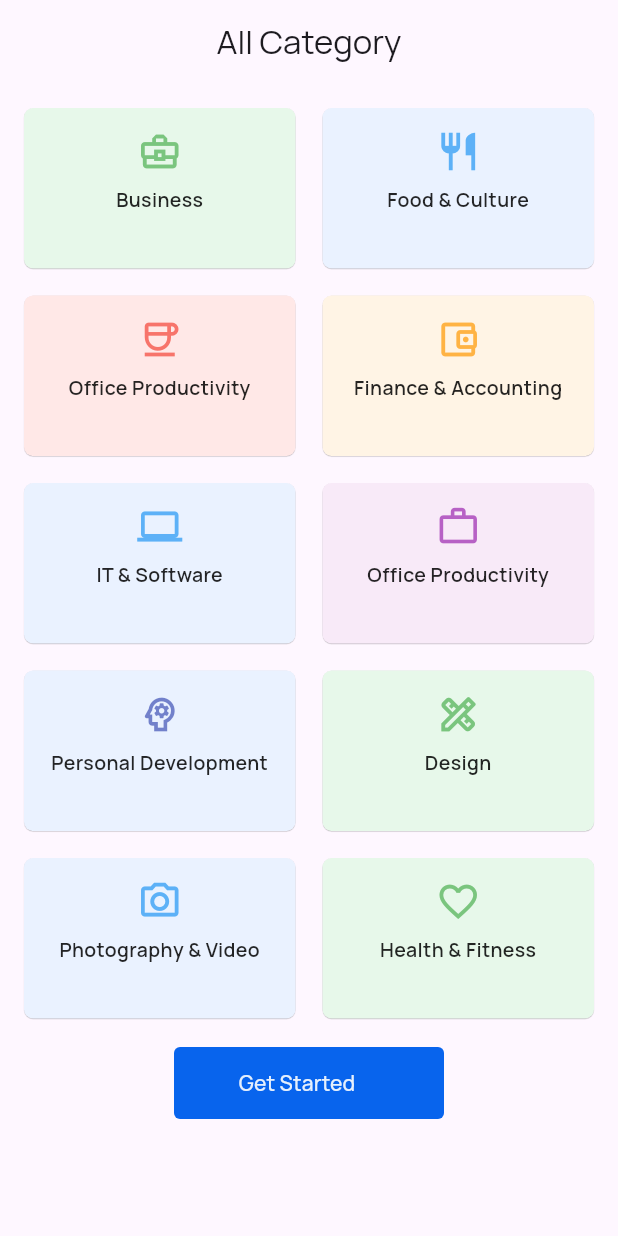
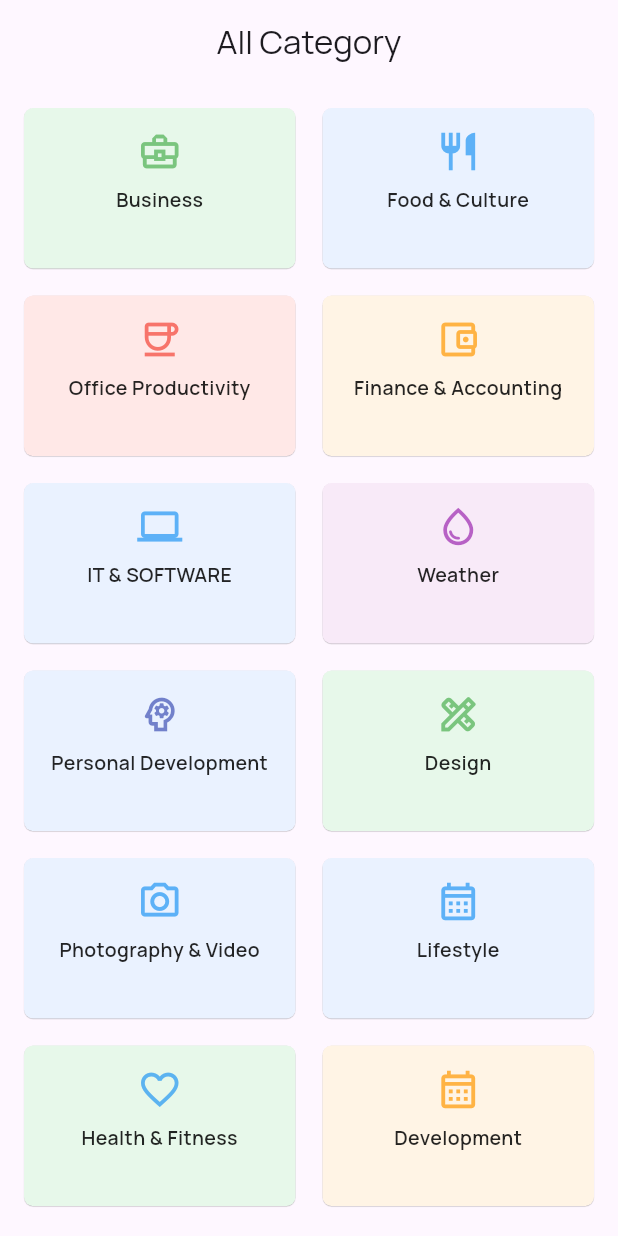
Before and after one commit to starkoder1/flash-feed, a Flutter app: the CategoryScreen screen opened directly, on a phone screen of 412 x 824 dp. Run offline on Flutter 3.47's test engine with Material 3 defaults, Android fonts, the phone set to English and light mode, and no system bars; our stand-ins replace google_fonts, smooth_page_indicator.

Commit message:
Recovered newer version of category_screen.dart

```diff
--- a/lib/screens/category_screen.dart
+++ b/lib/screens/category_screen.dart
@@ -1,5 +1,4 @@
 import 'package:flash_feed/screens/home_page.dart';
-import 'package:flash_feed/utils/util.dart';
 import 'package:flash_feed/widgets/category_card.dart';
 import 'package:flash_feed/widgets/custom_elevated_button.dart';
 import 'package:flutter/material.dart';
@@ -34,100 +33,153 @@ class _CategoryScreenState extends State<CategoryScreen> {
       ),
       body: Padding(
         padding: const EdgeInsets.all(12.0),
+        child: SingleChildScrollView(
           child: Column(
             children: [
               Row(
-              children: const [
+                children: [
                   CategoryCard(
                     icon: Icons.business_center_outlined,
                     title: "Business",
-                  backgroundColor: Color(0xFFE7F8EA),
+                    backgroundColor: const Color(0xFFE7F8EA),
                     iconColor: Colors.green,
+                    isSelected: _selectedCategories.contains("Business"),
+                    onTap: () => toggleCategory("Business"),
                   ),
-                SizedBox(width: 10),
+                  const SizedBox(width: 10),
                   CategoryCard(
                     icon: Icons.restaurant_outlined,
                     title: "Food & Culture",
-                  backgroundColor: Color(0xFFEAF2FF),
+                    backgroundColor: const Color(0xFFEAF2FF),
                     iconColor: Colors.blue,
+                    isSelected: _selectedCategories.contains("Food & Culture"),
+                    onTap: () => toggleCategory("Food & Culture"),
                   ),
                 ],
               ),
               const SizedBox(height: 10),
               Row(
-              children: const [
+                children: [
                   CategoryCard(
                     icon: Icons.coffee_outlined,
                     title: "Office Productivity",
-                  backgroundColor: Color(0xFFFFE8E7),
+                    backgroundColor: const Color(0xFFFFE8E7),
                     iconColor: Colors.red,
+                    isSelected: _selectedCategories.contains(
+                      "Office Productivity",
                     ),
-                SizedBox(width: 10),
+                    onTap: () => toggleCategory("Office Productivity"),
+                  ),
+                  const SizedBox(width: 10),
                   CategoryCard(
                     icon: Icons.account_balance_wallet_outlined,
                     title: "Finance & Accounting",
-                  backgroundColor: Color(0xFFFFF4E5),
+                    backgroundColor: const Color(0xFFFFF4E5),
                     iconColor: Colors.orange,
+                    isSelected: _selectedCategories.contains(
+                      "Finance & Accounting",
+                    ),
+                    onTap: () => toggleCategory("Finance & Accounting"),
                   ),
                 ],
               ),
-            const SizedBox(height: 10),
+              SizedBox(height: 10),
               Row(
-              children: const [
+                children: [
                   CategoryCard(
                     icon: Icons.computer_outlined,
-                  title: "IT & Software",
+                    title: "IT & SOFTWARE",
                     backgroundColor: Color(0xFFEAF2FF),
                     iconColor: Colors.blue,
+                    isSelected: _selectedCategories.contains("IT & SOFTWARE"),
+                    onTap: () => toggleCategory("IT & SOFTWARE"),
                   ),
-                SizedBox(width: 10),
+                  const SizedBox(width: 10),
                   CategoryCard(
-                  icon: Icons.work_outline,
-                  title: "Office Productivity",
+                    icon: Icons.water_drop_outlined,
+                    title: "Weather",
                     backgroundColor: Color(0xFFF8EAF8),
                     iconColor: Colors.purple,
+                    isSelected: _selectedCategories.contains("weather"),
+                    onTap: () => toggleCategory("weather"),
                   ),
                 ],
               ),
-            const SizedBox(height: 10),
+              SizedBox(height: 10),
               Row(
-              children: const [
+                children: [
                   CategoryCard(
                     icon: Icons.psychology_outlined,
                     title: "Personal Development",
                     backgroundColor: Color(0xFFEAF2FF),
                     iconColor: Colors.indigo,
+                    isSelected: _selectedCategories.contains(
+                      "Personal Development",
                     ),
-                SizedBox(width: 10),
+                    onTap: () => toggleCategory("Personal Development"),
+                  ),
+                  const SizedBox(width: 10),
                   CategoryCard(
                     icon: Icons.design_services_outlined,
                     title: "Design",
                     backgroundColor: Color(0xFFE7F8EA),
                     iconColor: Colors.green,
+                    isSelected: _selectedCategories.contains("Design"),
+                    onTap: () => toggleCategory("Design"),
                   ),
                 ],
               ),
-            const SizedBox(height: 10),
+              SizedBox(height: 10),
               Row(
-              children: const [
+                children: [
                   CategoryCard(
                     icon: Icons.camera_alt_outlined,
                     title: "Photography & Video",
                     backgroundColor: Color(0xFFEAF2FF),
                     iconColor: Colors.blue,
+                    isSelected: _selectedCategories.contains(
+                      "Photography & Video",
+                    ),
+                    onTap: () => toggleCategory("Photography & Video"),
                   ),
                   SizedBox(width: 10),
                   CategoryCard(
-                  icon: Icons.favorite_outline,
+                    icon: Icons.calendar_month_outlined,
+                    title: "Lifestyle",
+                    backgroundColor: Color(0xFFEAF2FF),
+                    iconColor: Colors.blue,
+                    isSelected: _selectedCategories.contains("Lifestyle"),
+                    onTap: () => toggleCategory("Lifestyle"),
+                  ),
+                ],
+              ),
+              SizedBox(height: 10),
+              Row(
+                children: [
+                  CategoryCard(
+                    icon: Icons.favorite_border_outlined,
                     title: "Health & Fitness",
                     backgroundColor: Color(0xFFE7F8EA),
-                  iconColor: Colors.green,
+                    iconColor: Colors.blue,
+                    isSelected: _selectedCategories.contains(
+                      "Health & Fitness",
+                    ),
+                    onTap: () => toggleCategory("Health & Fitness"),
+                  ),
+                  SizedBox(width: 10),
+                  CategoryCard(
+                    icon: Icons.calendar_month_outlined,
+                    title: "Development",
+                    backgroundColor: const Color(0xFFFFF4E5),
+                    iconColor: Colors.orange,
+                    isSelected: _selectedCategories.contains("Development"),
+                    onTap: () => toggleCategory("Development"),
                   ),
                 ],
               ),
               SizedBox(height: 15),
               CustomElevatedButton(
-              text: "Get Started",
+                text: "Save & next",
                 onTap: () {
                   Navigator.pushAndRemoveUntil(
                     context,
@@ -135,13 +187,14 @@ class _CategoryScreenState extends State<CategoryScreen> {
                     (route) => false,
                   );
                 },
-              txtColor: secondaryShade,
+                txtColor: Colors.white,
                 btnHeight: 48,
                 btnWidth: 180,
               ),
             ],
           ),
         ),
+      ),
     );
   }
 }
```
Lines whose indentation alone changed are shown as unchanged.
